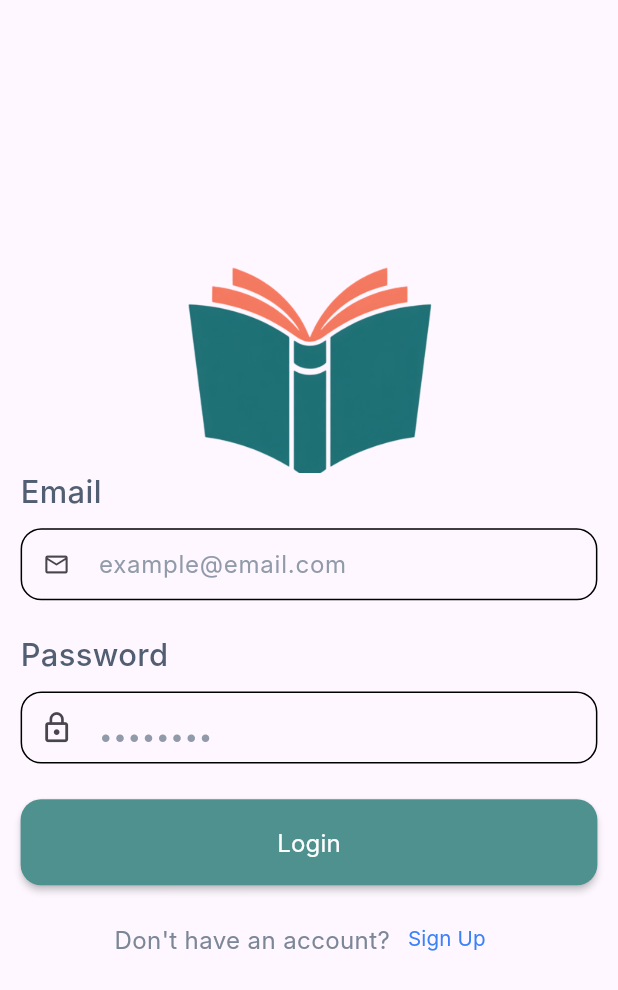
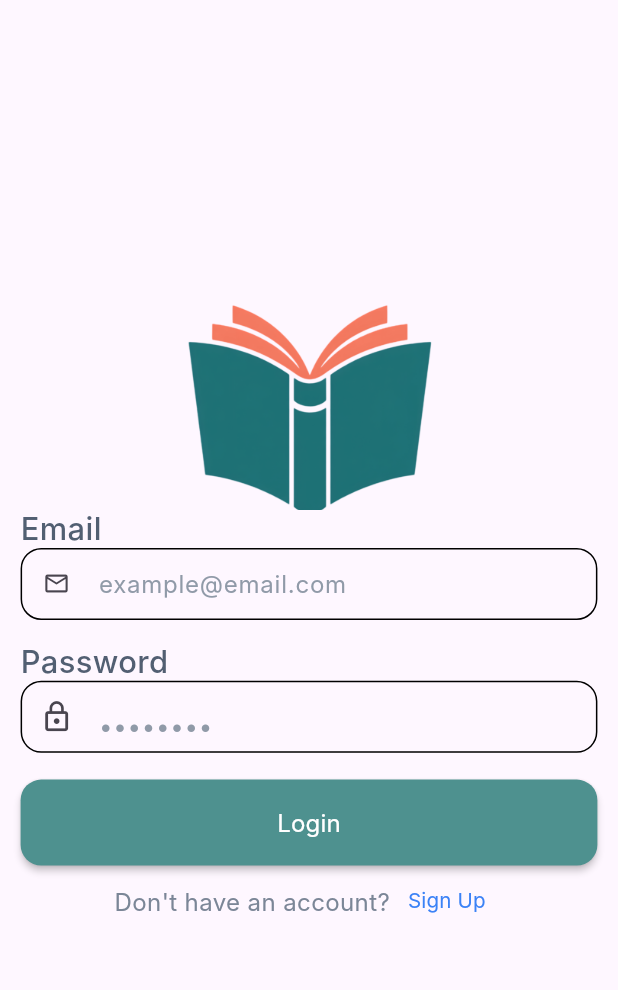
Before and after one commit to pgd8/coursaty, a Flutter app: the LoginView screen opened by its route, on a phone screen of 412 x 824 dp. Shown: the top 990 px of the screen. Run offline on Flutter 3.47's test engine with Material 3 defaults, Android fonts, the phone set to English and light mode, and no system bars; our stand-ins replace camera, easy_localization, email_validator, flutter_bloc, flutter_screenutil, flutter_svg and 2 more; missing offline and left inert: google_mlkit_face_detection; Roboto replaces fonts that are missing (Inter).

Commit message:
feat/ implement camera and create cubit,states , and methods to open camera and detect faces

```diff
--- a/lib/Core/Routing/app_router.dart
+++ b/lib/Core/Routing/app_router.dart
@@ -9,6 +9,7 @@ import 'package:coursaty/features/On_Boarding/onboard_view.dart';
 import 'package:coursaty/features/Sign_Up/presentaion/view/signup_view.dart';
 import 'package:coursaty/features/Splash_Screen/splash_screen.dart';
 import 'package:coursaty/features/course_details/course_detail_view.dart';
+import 'package:coursaty/features/user/prsentation/view/exam_view.dart';
 import 'package:flutter/material.dart';
 import 'package:go_router/go_router.dart';
 
@@ -58,6 +59,8 @@ class AppRouter {
       path: Routes.kMyCoursesDetails,
       builder: (context, state) => MyCourseDetails(),
     ),
+
+    GoRoute(path: Routes.kExamView, builder: (context, state) => ExamView()),
   ];
 
   static GoRouter router = GoRouter(
--- a/lib/Core/Routing/routes.dart
+++ b/lib/Core/Routing/routes.dart
@@ -15,4 +15,6 @@ class Routes {
   static const String kCourseDetails = '/courseDetails';
   //myCourseDetails
   static const String kMyCoursesDetails = '/myCoursesDetails';
+  //exam view
+  static const String kExamView = '/examView';
 }
--- a/lib/features/Login/presentaion/view/login_view.dart
+++ b/lib/features/Login/presentaion/view/login_view.dart
@@ -33,7 +33,6 @@ class _LoginViewState extends State<LoginView> {
               ),
             ),
             LoginForm(),
-            SizedBox(height: 10.h),
             Row(
               mainAxisAlignment: .center,
               children: [
--- a/lib/features/Login/presentaion/view/widgets/login_form.dart
+++ b/lib/features/Login/presentaion/view/widgets/login_form.dart
@@ -41,11 +41,14 @@ class _LoginFormState extends State<LoginForm> {
   Widget build(BuildContext context) {
     return Form(
       key: formKey,
+      child: SingleChildScrollView(
+        padding: EdgeInsets.only(
+          bottom: MediaQuery.of(context).viewInsets.bottom,
+        ),
         child: Column(
           crossAxisAlignment: .start,
           children: [
             Text(LocaleKeys.kEmail.tr(), style: Styles.textStyleGray600M18),
-          SizedBox(height: 10.h),
             TextFormField(
               controller: emailController,
               textInputAction: TextInputAction.next,
@@ -56,9 +59,8 @@ class _LoginFormState extends State<LoginForm> {
                 prefixIcon: Icon(Icons.email_outlined),
               ),
             ),
-          SizedBox(height: 20.h),
+            SizedBox(height: 13.h),
             Text(LocaleKeys.kPassword.tr(), style: Styles.textStyleGray600M18),
-          SizedBox(height: 10.h),
             TextFormField(
               obscureText: isHidden,
               controller: passwordController,
@@ -86,7 +88,7 @@ class _LoginFormState extends State<LoginForm> {
                 ),
               ),
             ),
-          SizedBox(height: 20.h),
+            SizedBox(height: 15.h),
             MainButtonCustom(
               text: LocaleKeys.kLogin.tr(),
               color: ColorData.primary500Color,
@@ -98,6 +100,7 @@ class _LoginFormState extends State<LoginForm> {
             ),
           ],
         ),
+      ),
     );
   }
 }
--- a/lib/features/My_Courses/my_course_details.dart
+++ b/lib/features/My_Courses/my_course_details.dart
@@ -1,4 +1,5 @@
 import 'package:coursaty/Core/Constants/constants.dart';
+import 'package:coursaty/Core/Routing/routes.dart';
 import 'package:coursaty/Core/Shared_Widgets/app_bar_custom.dart';
 import 'package:coursaty/Core/Shared_Widgets/main_button_custom.dart';
 import 'package:coursaty/Core/Themes/assets_manager.dart';
@@ -7,6 +8,7 @@ import 'package:coursaty/Core/locale_keys.g.dart';
 import 'package:easy_localization/easy_localization.dart';
 import 'package:flutter/material.dart';
 import 'package:flutter_screenutil/flutter_screenutil.dart';
+import 'package:go_router/go_router.dart';
 
 class MyCourseDetails extends StatelessWidget {
   const MyCourseDetails({super.key});
@@ -39,6 +41,9 @@ class MyCourseDetails extends StatelessWidget {
           MainButtonCustom(
             text: LocaleKeys.kAttemptExam.tr(),
             width: Unit(context).getWidthSize * 0.6,
+            onTap: () {
+              context.push(Routes.kExamView);
+            },
           ),
         ],
       ),
--- /dev/null
+++ b/lib/features/user/prsentation/manager/user_state.dart
@@ -0,0 +1,32 @@
+import 'package:camera/camera.dart';
+import 'package:google_mlkit_face_detection/google_mlkit_face_detection.dart';
+import 'package:flutter/material.dart';
+
+abstract class UserState {}
+
+class CameraInitial extends UserState {}
+
+class CameraLoading extends UserState {}
+
+class CameraOpened extends UserState {
+  final CameraController controller;
+  CameraOpened(this.controller);
+}
+
+class DetectingFace extends UserState {}
+
+class FaceDetected extends UserState {
+  final List<Face> faces;
+  final Size imageSize;
+
+  FaceDetected({required this.faces, required this.imageSize});
+}
+
+class FaceNotDetected extends UserState {}
+
+class CameraClosed extends UserState {}
+
+class CameraError extends UserState {
+  final String message;
+  CameraError(this.message);
+}
--- a/pubspec.yaml
+++ b/pubspec.yaml
@@ -41,8 +41,10 @@ dependencies:
   smooth_page_indicator: ^2.0.1
   easy_localization: ^3.0.7
   build_runner: ^2.4.13
-  google_ml_kit: ^0.21.0
-  google_mlkit_face_detection: ^0.13.2
+  flutter_bloc: ^9.1.1
+  camera: ^0.10.5+5
+  google_mlkit_face_detection: any
+  google_mlkit_commons: any
 
 dev_dependencies:
   flutter_test:
```
Also changed, not shown: lib/couraty.dart (+15 -3 lines), lib/features/user/prsentation/manager/user_cubit.dart (added, +102 -0 lines), lib/features/user/prsentation/view/exam_view.dart (added, +73 -0 lines), lib/features/user/prsentation/view/widgets/face_painter.dart (added, +33 -0 lines), pubspec.lock, 1 other file. Lines whose indentation alone changed are shown as unchanged.
